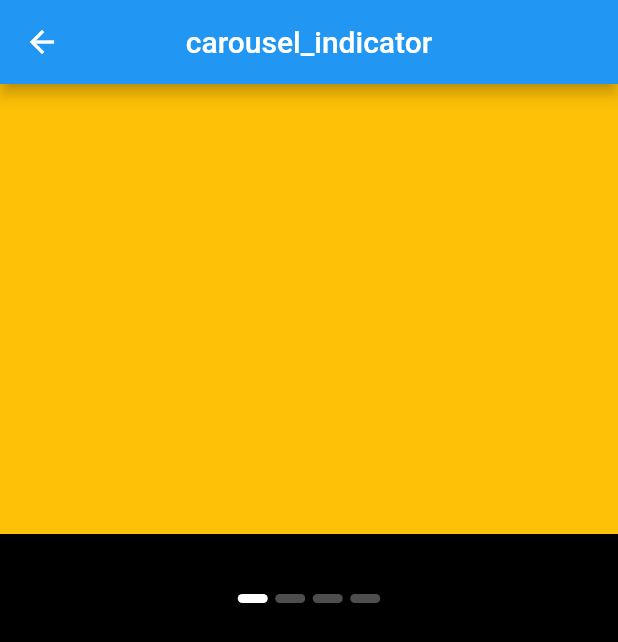
After one commit to anshjikadra/ani, a Flutter app: the corouselindicator_animation screen opened directly, on a phone screen of 412 x 824 dp. The commit adds this screen. Shown: the top 642 px of the screen. Run offline on Flutter 3.47's test engine with Material 2 defaults, Android fonts, the phone set to English and light mode, and no system bars; drawn by our look-alikes of carousel_indicator; our stand-ins replace animated_background, animated_bottom_navigation_bar, animated_flip_counter, animated_splash_screen, animated_text_kit, avatar_glow and 7 more; missing offline and left inert: animate_icons, animated_switch, flutter_animated_button, mj_image_slider, number_slide_animation, searchbar_animation.

Commit message:
Initial commit

```diff
--- /dev/null
+++ b/lib/screen/carousel_indicator.dart
@@ -0,0 +1,48 @@
+import 'package:carousel_indicator/carousel_indicator.dart';
+import 'package:flutter/material.dart';
+
+
+
+class corouselindicator_animation extends StatefulWidget {
+  @override
+  State<corouselindicator_animation> createState() => _corouselindicator_animation();
+}
+
+class _corouselindicator_animation extends State<corouselindicator_animation> {
+  int pageIndex=0;
+
+  List<Widget> _demo=[
+    Container(height: 300,color: Colors.amber),
+    Container(height: 300,color: Colors.red),
+    Container(height: 300,color: Colors.blue),
+    Container(height: 300,color: Colors.green),
+  ];
+  @override
+  Widget build(BuildContext context) {
+    return Scaffold(
+      backgroundColor: Colors.black,
+      appBar: AppBar(title: Text("carousel_indicator"),centerTitle: true,),
+      body: Column(
+        children: [
+          Container(
+            height: 300,
+            width: double.infinity,
+            child: PageView(
+              children: _demo,
+              onPageChanged: (index){
+                setState(() {
+                  pageIndex=index;
+                });
+              },
+            ),
+          ),
+          SizedBox(height: 40,),
+          CarouselIndicator(
+            count: _demo.length,
+            index: pageIndex,
+          ),
+        ],
+      ),
+    );
+  }
+}
--- a/lib/screen/searchbar_animation.dart
+++ b/lib/screen/searchbar_animation.dart
@@ -19,6 +19,7 @@ class _searchbar_animationState extends State<searchbar_animation> {
 
       body: SafeArea(
         child: SingleChildScrollView(
+          scrollDirection: Axis.vertical,
           child: Container(
             height: MediaQuery.of(context).size.height,
             width: MediaQuery.of(context).size.width,
@@ -30,6 +31,7 @@ class _searchbar_animationState extends State<searchbar_animation> {
                 ],
               ),
             ),
+            child: SingleChildScrollView(
               child: Column(
                 children: [
                   const Padding(
@@ -96,6 +98,7 @@ class _searchbar_animationState extends State<searchbar_animation> {
             ),
           ),
         ),
+      ),
     );
   }
 }
--- a/lib/screen/shimmer_animation.dart
+++ b/lib/screen/shimmer_animation.dart
@@ -20,11 +20,11 @@ class _shimmer_animationState extends State<shimmer_animation> {
           duration: Duration(seconds: 1), //Default value
           interval: Duration(seconds: 1), //Default value: Duration(seconds: 0)
           color: Colors.white, //Default value
-          colorOpacity: 0, //Default value
+          colorOpacity:0, //Default value
           enabled: true, //Default value
-          direction: ShimmerDirection.fromLTRB(),  //Default Value
+          direction: ShimmerDirection.fromRTLB(),  //Default Value
           child: Container(
-            color: Colors.deepPurple,
+            color: Colors.indigo,
           ),
         ),
       ),
--- a/pubspec.yaml
+++ b/pubspec.yaml
@@ -60,6 +60,9 @@ dependencies:
   like_button:
   animated_flip_counter:
   flutter_flip_card:
+  carousel_indicator:
+  mj_image_slider:
+
 
 
 
```
Also changed, not shown: lib/screen/drawing_animation.dart (deleted, +0 -72 lines), lib/screen/first_page.dart (+10 -9 lines), lib/screen/imgslider_animation.dart (added, +59 -0 lines), pubspec.lock. Lines whose indentation alone changed are shown as unchanged.
